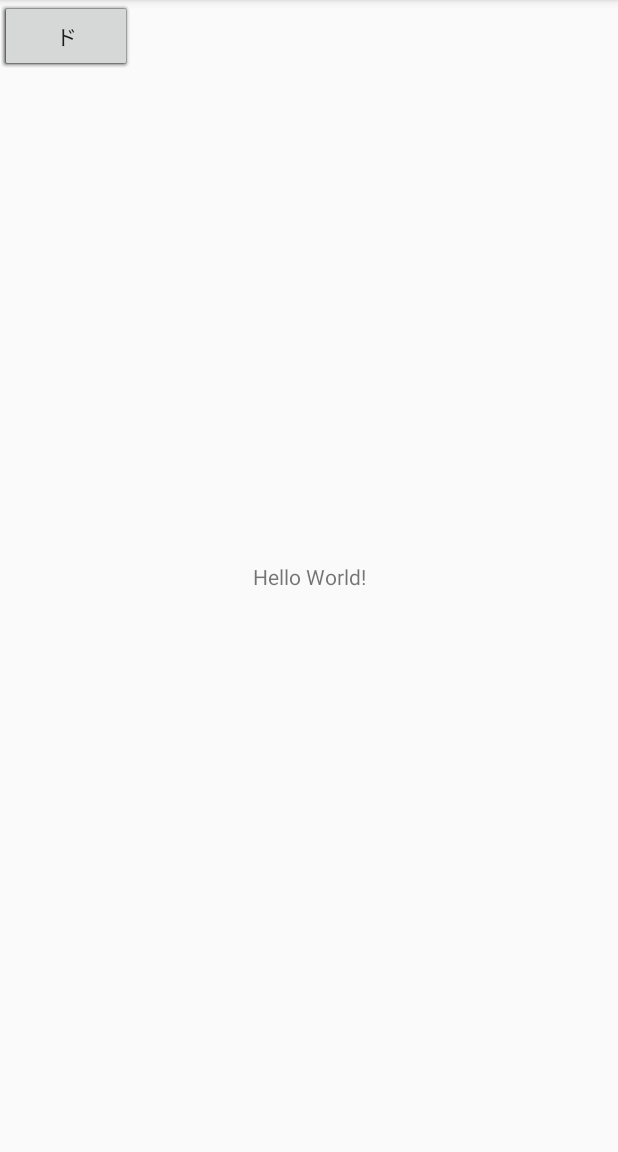
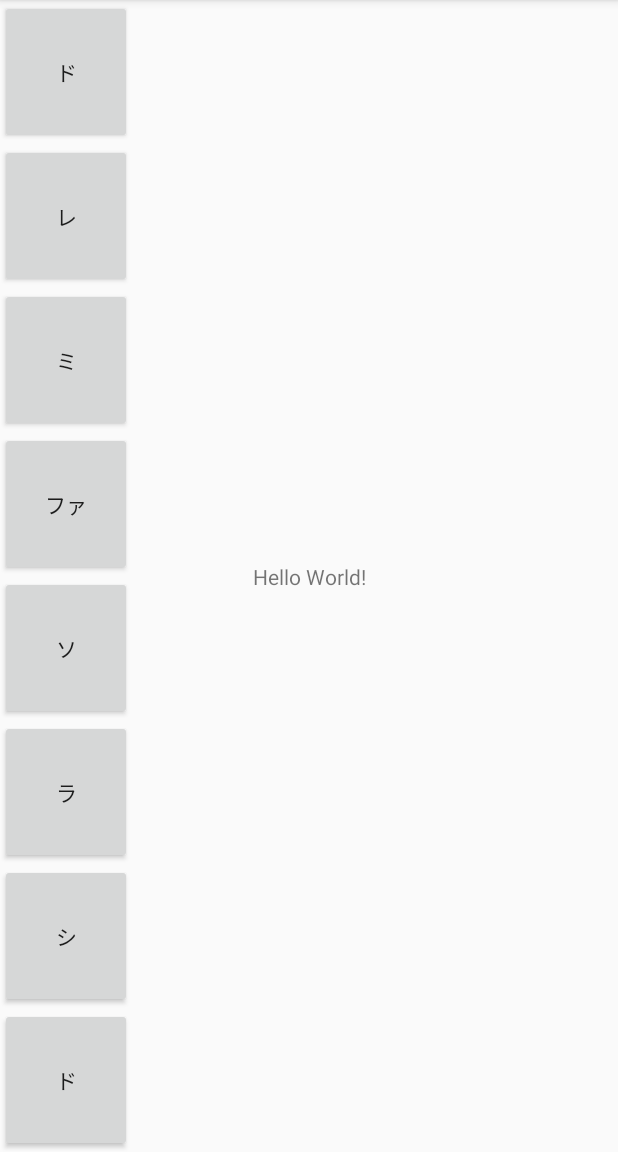
Before and after one commit to hinamomo/piano2, an Android app: the screen it shows after launch (MainActivity), on a phone screen of 412 x 824 dp, the part 84-1236 px from its top. Run offline under Robolectric (Android 15) with nearby library versions, the phone set to English and light mode, and no system bars.

Commit message:
add chain.

```diff
--- a/app/src/main/res/layout/activity_main.xml
+++ b/app/src/main/res/layout/activity_main.xml
@@ -19,64 +19,73 @@
         android:id="@+id/doButton"
         android:layout_width="wrap_content"
         android:layout_height="0dp"
+        android:layout_weight="1"
         android:text="ド"
-        android:layout_weight="1"/>
+        app:layout_constraintBottom_toTopOf="@+id/reButton"
+        app:layout_constraintTop_toTopOf="parent" />
 
     <Button
         android:id="@+id/reButton"
         android:layout_width="wrap_content"
         android:layout_height="0dp"
+        android:layout_weight="1"
         android:text="レ"
-        android:layout_weight="1"
 
-        />
+        app:layout_constraintBottom_toTopOf="@+id/miButton"
+        app:layout_constraintTop_toBottomOf="@+id/doButton" />
 
     <Button
         android:id="@+id/miButton"
         android:layout_width="wrap_content"
         android:layout_height="0dp"
+        android:layout_weight="1"
         android:text="ミ"
-        android:layout_weight="1"
-        />
+        app:layout_constraintBottom_toTopOf="@+id/faButton"
+        app:layout_constraintTop_toBottomOf="@+id/reButton" />
 
     <Button
         android:id="@+id/faButton"
         android:layout_width="wrap_content"
         android:layout_height="0dp"
+        android:layout_weight="1"
         android:text="ファ"
-        android:layout_weight="1"
-         />
+        app:layout_constraintBottom_toTopOf="@+id/soButton"
+        app:layout_constraintTop_toBottomOf="@+id/miButton" />
 
     <Button
         android:id="@+id/soButton"
         android:layout_width="wrap_content"
         android:layout_height="0dp"
+        android:layout_weight="1"
         android:text="ソ"
-        android:layout_weight="1"
-         />
+        app:layout_constraintBottom_toTopOf="@+id/raButton"
+        app:layout_constraintTop_toBottomOf="@+id/faButton" />
 
     <Button
         android:id="@+id/raButton"
         android:layout_width="wrap_content"
         android:layout_height="0dp"
+        android:layout_weight="1"
         android:text="ラ"
-        android:layout_weight="1"
-         />
+        app:layout_constraintBottom_toTopOf="@+id/siButton"
+        app:layout_constraintTop_toBottomOf="@+id/soButton" />
 
     <Button
         android:id="@+id/siButton"
         android:layout_width="wrap_content"
         android:layout_height="0dp"
+        android:layout_weight="1"
         android:text="シ"
-        android:layout_weight="1"
-         />
+        app:layout_constraintBottom_toTopOf="@+id/dohButton"
+        app:layout_constraintTop_toBottomOf="@+id/raButton" />
 
     <Button
         android:id="@+id/dohButton"
         android:layout_width="wrap_content"
         android:layout_height="0dp"
+        android:layout_weight="1"
         android:text="ド"
-        android:layout_weight="1"
-         />
+        app:layout_constraintBottom_toBottomOf="parent"
+        app:layout_constraintTop_toBottomOf="@+id/siButton" />
 
 </android.support.constraint.ConstraintLayout>
```
